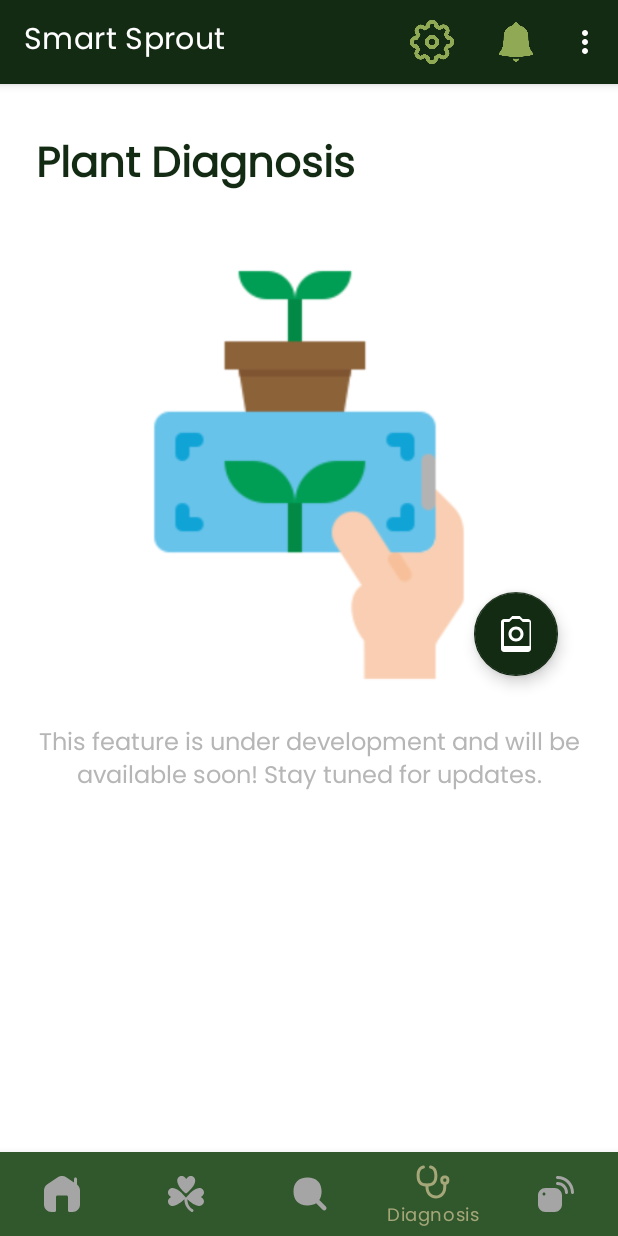
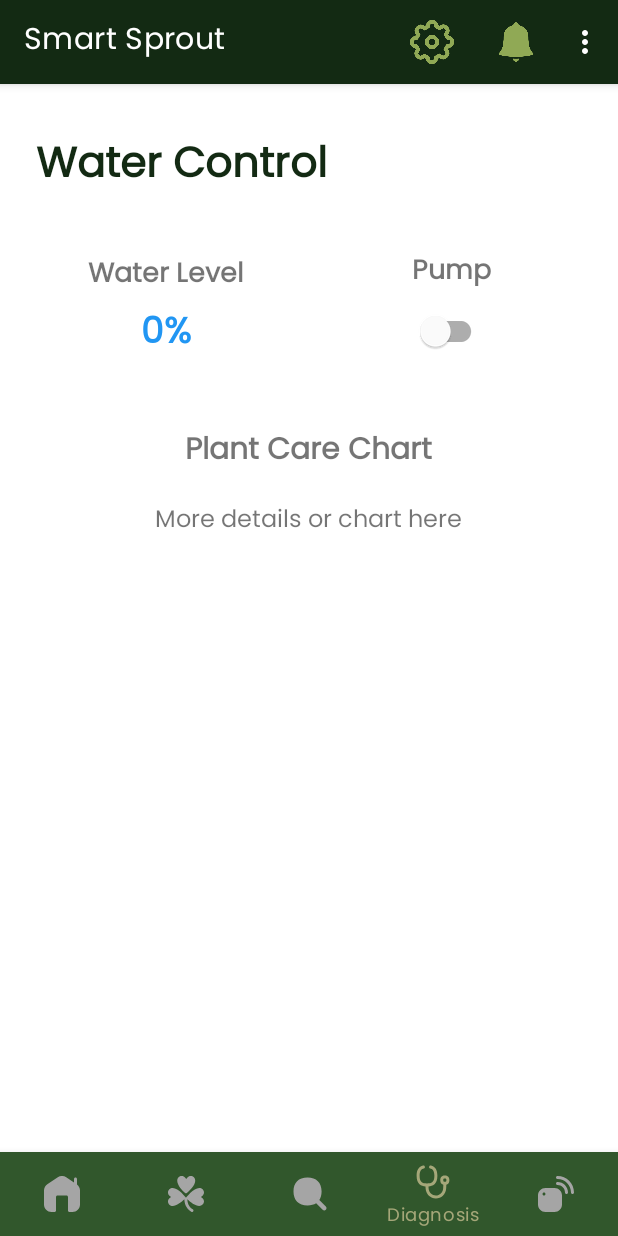
Before and after one commit to thedarshannn/SmartHomeGardenSys, an Android app: the screen it shows after launch once a user with an empty profile is signed in (MainActivity), item 4 of the bottom bar chosen, on a phone screen of 412 x 824 dp. Run offline under Robolectric (Android 15) with nearby library versions, the phone set to English and light mode, and no system bars; our stand-ins replace Firebase (no records; nobody signed in at launch, a user with empty details on screens opened directly).

Commit message:
Add func. to control water pump remotely.

```diff
--- a/SmartHomeGarden/build.gradle
+++ b/SmartHomeGarden/build.gradle
@@ -100,6 +100,9 @@ dependencies {
     implementation libs.gson
     implementation libs.okhttp
 
+    implementation libs.constraintlayout.v214
+
+
 
     // Test dependencies
     testImplementation libs.junit
--- a/SmartHomeGarden/src/main/java/ca/smartsprout/it/smart/smarthomegarden/ui/fragments/DiagnoseFragment.java
+++ b/SmartHomeGarden/src/main/java/ca/smartsprout/it/smart/smarthomegarden/ui/fragments/DiagnoseFragment.java
@@ -20,24 +20,59 @@ import android.view.ViewGroup;
 import ca.smartsprout.it.smart.smarthomegarden.R;
 
 
+import android.widget.TextView;
+
+import androidx.lifecycle.ViewModelProvider;
+
+import com.google.android.material.switchmaterial.SwitchMaterial;
+import com.google.firebase.auth.FirebaseAuth;
+
+import java.util.Objects;
+
+import ca.smartsprout.it.smart.smarthomegarden.viewmodels.DiagnoseViewModel;
+
 public class DiagnoseFragment extends Fragment {
 
+    private TextView waterLevelText;
+    private SwitchMaterial pumpToggle;
+    private DiagnoseViewModel diagnoseViewModel;
 
-    public DiagnoseFragment() {
-        // Required empty public constructor
-    }
+    private String userId;
+    private String plantId = "PlantID1"; // Replace with selected plant logic
 
+    public DiagnoseFragment() {}
 
     @Override
     public void onCreate(Bundle savedInstanceState) {
         super.onCreate(savedInstanceState);
-
+        diagnoseViewModel = new ViewModelProvider(this).get(DiagnoseViewModel.class);
+        userId = Objects.requireNonNull(FirebaseAuth.getInstance().getCurrentUser()).getUid();
     }
 
     @Override
     public View onCreateView(LayoutInflater inflater, ViewGroup container,
                              Bundle savedInstanceState) {
-        // Inflate the layout for this fragment
-        return inflater.inflate(R.layout.fragment_diagnose, container, false);
+        View view = inflater.inflate(R.layout.fragment_diagnose, container, false);
+
+        waterLevelText = view.findViewById(R.id.waterLevelText);
+        pumpToggle = view.findViewById(R.id.pumpToggle);
+
+        // Observe Water Level
+        diagnoseViewModel.getWaterLevel(userId).observe(getViewLifecycleOwner(), level -> {
+            waterLevelText.setText(level + "%");
+        });
+
+        // Sync Pump Toggle State
+        diagnoseViewModel.getPumpState(userId).observe(getViewLifecycleOwner(), state -> {
+            pumpToggle.setChecked("on".equals(state));
+        });
+
+        // Toggle listener to update relay state
+        pumpToggle.setOnCheckedChangeListener((buttonView, isChecked) -> {
+            String newState = isChecked ? "on" : "off";
+            diagnoseViewModel.updatePumpState(userId, newState);
+        });
+
+        return view;
     }
 }
--- /dev/null
+++ b/SmartHomeGarden/src/main/java/ca/smartsprout/it/smart/smarthomegarden/viewmodels/DiagnoseViewModel.java
@@ -0,0 +1,57 @@
+package ca.smartsprout.it.smart.smarthomegarden.viewmodels;
+
+import androidx.annotation.NonNull;
+import androidx.lifecycle.LiveData;
+import androidx.lifecycle.MutableLiveData;
+import androidx.lifecycle.ViewModel;
+
+import com.google.firebase.database.DataSnapshot;
+import com.google.firebase.database.DatabaseError;
+import com.google.firebase.database.FirebaseDatabase;
+import com.google.firebase.database.ValueEventListener;
+
+public class DiagnoseViewModel extends ViewModel {
+
+    String plantId = "yjtjOghcp2gJ3UzT2GIY";
+    public LiveData<Integer> getWaterLevel(String userId) {
+        MutableLiveData<Integer> waterLevelLiveData = new MutableLiveData<>();
+        FirebaseDatabase.getInstance().getReference("Users")
+                .child(userId).child("plants").child(plantId)
+                .child("sensors").child("water_level")
+                .addValueEventListener(new ValueEventListener() {
+                    @Override
+                    public void onDataChange(@NonNull DataSnapshot snapshot) {
+                        Integer level = snapshot.getValue(Integer.class);
+                        waterLevelLiveData.setValue(level != null ? level : 0);
+                    }
+
+                    @Override
+                    public void onCancelled(@NonNull DatabaseError error) {}
+                });
+        return waterLevelLiveData;
+    }
+
+    public LiveData<String> getPumpState(String userId) {
+        MutableLiveData<String> pumpStateLiveData = new MutableLiveData<>();
+        FirebaseDatabase.getInstance().getReference("Users")
+                .child(userId).child("plants").child(plantId)
+                .child("sensors").child("relay")
+                .addValueEventListener(new ValueEventListener() {
+                    @Override
+                    public void onDataChange(@NonNull DataSnapshot snapshot) {
+                        pumpStateLiveData.setValue(snapshot.getValue(String.class));
+                    }
+
+                    @Override
+                    public void onCancelled(@NonNull DatabaseError error) {}
+                });
+        return pumpStateLiveData;
+    }
+
+    public void updatePumpState(String userId, String state) {
+        FirebaseDatabase.getInstance().getReference("Users")
+                .child(userId).child("plants").child(plantId)
+                .child("sensors").child("relay")
+                .setValue(state);
+    }
+}
--- a/SmartHomeGarden/src/main/res/layout/fragment_diagnose.xml
+++ b/SmartHomeGarden/src/main/res/layout/fragment_diagnose.xml
@@ -1,80 +1,119 @@
+<?xml version="1.0" encoding="utf-8"?>
 <androidx.constraintlayout.widget.ConstraintLayout xmlns:android="http://schemas.android.com/apk/res/android"
     xmlns:app="http://schemas.android.com/apk/res-auto"
     xmlns:tools="http://schemas.android.com/tools"
+    android:id="@+id/diagnoseLayout"
     android:layout_width="match_parent"
     android:layout_height="match_parent"
-    android:background="@color/white">
+    android:background="@color/white"
+    tools:context=".ui.fragments.DiagnoseFragment">
 
     <!-- Title -->
     <TextView
         android:id="@+id/titleText"
         android:layout_width="wrap_content"
         android:layout_height="wrap_content"
-        android:layout_marginStart="24dp"
-        android:layout_marginTop="32dp"
-        android:text="@string/plant_diagnosis"
+        android:text="@string/water_control"
         android:textColor="@color/green"
         android:textSize="28sp"
         android:textStyle="bold"
+        app:layout_constraintTop_toTopOf="parent"
         app:layout_constraintStart_toStartOf="parent"
-        app:layout_constraintTop_toTopOf="parent" />
+        android:layout_marginStart="24dp"
+        android:layout_marginTop="32dp" />
 
-    <!-- Image Preview -->
-    <com.google.android.material.imageview.ShapeableImageView
-        android:id="@+id/plantImagePreview"
+    <!-- Water Level & Pump Toggle Row -->
+    <LinearLayout
+        android:id="@+id/topRowLayout"
         android:layout_width="0dp"
-        android:layout_height="300dp"
-        android:layout_marginHorizontal="24dp"
-        android:layout_marginTop="32dp"
-        android:scaleType="fitCenter"
-        android:src="@drawable/plant_placeholder"
-        app:layout_constraintEnd_toEndOf="parent"
+        android:layout_height="wrap_content"
+        android:orientation="horizontal"
+        android:layout_marginTop="16dp"
+        android:layout_marginHorizontal="16dp"
+        android:gravity="center"
+        app:layout_constraintTop_toBottomOf="@id/titleText"
         app:layout_constraintStart_toStartOf="parent"
-        app:layout_constraintTop_toBottomOf="@id/titleText"
-        app:shapeAppearanceOverlay="@style/RoundedImageView" />
+        app:layout_constraintEnd_toEndOf="parent">
 
-    <!-- Scan Button - Floating over the image -->
-    <com.google.android.material.floatingactionbutton.FloatingActionButton
-        android:id="@+id/scanButton"
+        <!-- Water Level -->
+        <LinearLayout
+            android:layout_width="0dp"
+            android:layout_height="wrap_content"
+            android:orientation="vertical"
+            android:layout_weight="1"
+            android:gravity="center"
+            android:padding="16dp">
+
+            <TextView
                 android:layout_width="wrap_content"
                 android:layout_height="wrap_content"
-        android:layout_margin="16dp"
-        app:backgroundTint="@color/green"
-        app:layout_constraintBottom_toBottomOf="@id/plantImagePreview"
-        app:layout_constraintEnd_toEndOf="@id/plantImagePreview"
-        app:srcCompat="@drawable/ic_camera"
-        app:tint="@color/white" />
+                android:text="Water Level"
+                android:textSize="18sp"
+                android:textStyle="bold" />
 
-    <!-- Loading Progress -->
-    <ProgressBar
-        android:id="@+id/loadingProgress"
-        style="@style/Widget.MaterialComponents.LinearProgressIndicator"
+            <TextView
+                android:id="@+id/waterLevelText"
+                android:layout_width="wrap_content"
+                android:layout_height="wrap_content"
+                android:text="50%"
+                android:textColor="#2196F3"
+                android:textSize="24sp"
+                android:textStyle="bold"
+                android:layout_marginTop="4dp"/>
+        </LinearLayout>
+
+        <!-- Pump Toggle -->
+        <LinearLayout
             android:layout_width="0dp"
             android:layout_height="wrap_content"
-        android:layout_marginHorizontal="24dp"
+            android:orientation="vertical"
+            android:layout_weight="1"
+            android:gravity="center"
+            android:padding="16dp">
+
+            <TextView
+                android:layout_width="wrap_content"
+                android:layout_height="wrap_content"
+                android:text="Pump"
+                android:textSize="18sp"
+                android:textStyle="bold" />
+
+            <com.google.android.material.switchmaterial.SwitchMaterial
+                android:id="@+id/pumpToggle"
+                android:layout_width="wrap_content"
+                android:layout_height="wrap_content"
+                android:thumbTint="@color/green"
+                android:trackTint="@color/green" />
+
+        </LinearLayout>
+
+    </LinearLayout>
+
+    <!-- Plant Care Chart -->
+    <LinearLayout
+        android:id="@+id/plantCareChartLayout"
+        android:layout_width="match_parent"
+        android:layout_height="wrap_content"
+        android:orientation="vertical"
         android:layout_marginTop="24dp"
-        android:indeterminate="true"
-        android:visibility="gone"
-        app:indicatorColor="@color/green"
-        app:layout_constraintEnd_toEndOf="parent"
-        app:layout_constraintStart_toStartOf="parent"
-        app:layout_constraintTop_toBottomOf="@id/plantImagePreview" />
+        android:layout_marginHorizontal="16dp"
+        android:gravity="center"
+        app:layout_constraintTop_toBottomOf="@id/topRowLayout">
 
-    <!-- Coming Soon Message -->
         <TextView
-        android:id="@+id/comingSoonMessage"
-        android:layout_width="0dp"
+            android:layout_width="wrap_content"
             android:layout_height="wrap_content"
-        android:layout_marginHorizontal="24dp"
-        android:layout_marginTop="16dp"
-        android:fontFamily="@font/poppins"
-        android:gravity="center"
-        android:text="@string/diagnosis_coming_soon"
-        android:textColor="@color/grey"
-        android:textSize="16sp"
-        app:layout_constraintEnd_toEndOf="parent"
-        app:layout_constraintStart_toStartOf="parent"
-        app:layout_constraintTop_toBottomOf="@id/plantImagePreview" />
+            android:text="Plant Care Chart"
+            android:textSize="20sp"
+            android:textStyle="bold"
+            android:layout_marginBottom="16dp" />
 
+        <!-- Chart or other info can go here, you can replace this TextView with any other UI element -->
+        <TextView
+            android:layout_width="wrap_content"
+            android:layout_height="wrap_content"
+            android:text="More details or chart here"
+            android:textSize="16sp" />
+    </LinearLayout>
 
 </androidx.constraintlayout.widget.ConstraintLayout>
--- a/SmartHomeGarden/src/main/res/values/strings.xml
+++ b/SmartHomeGarden/src/main/res/values/strings.xml
@@ -376,6 +376,7 @@ Members:
     <string name="time1">Time</string>
     <string name="brightness">Brightness</string>
     <string name="uv">UV</string>
+    <string name="water_control">Water Control</string>
 
 
 </resources>
--- a/gradle/libs.versions.toml
+++ b/gradle/libs.versions.toml
@@ -5,6 +5,7 @@ agp = "8.6.1"
 androidxJunit = "1.1.3"
 
 
+constraintlayoutVersion = "2.1.4"
 core = "1.6.1"
 
 cardview = "1.0.0"
@@ -62,6 +63,7 @@ roomCompiler = "2.6.1"
 [libraries]
 
 
+constraintlayout-v214 = { module = "androidx.constraintlayout:constraintlayout", version.ref = "constraintlayoutVersion" }
 core = { module = "androidx.test:core", version.ref = "core" }
 
 cardview = { module = "androidx.cardview:cardview", version.ref = "cardview" }
```
Lines whose indentation alone changed are shown as unchanged.
